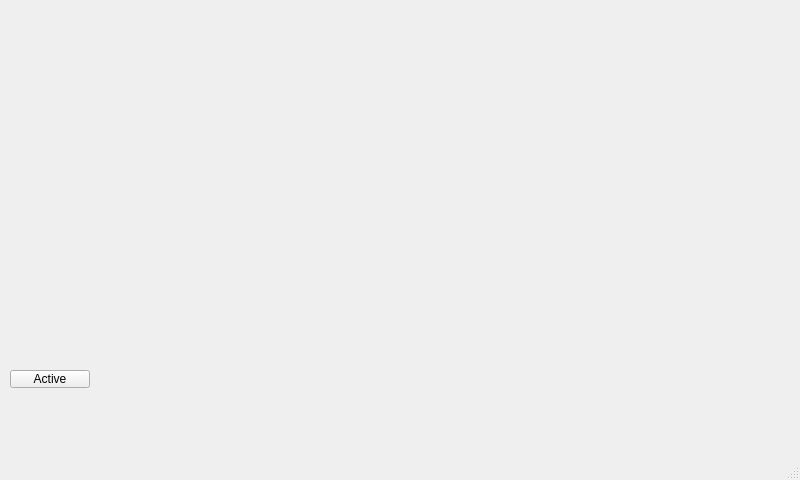
Above: mainwindow.ui from TSJim0711/ParkingManageSystem before the change. Below: the same form after it.
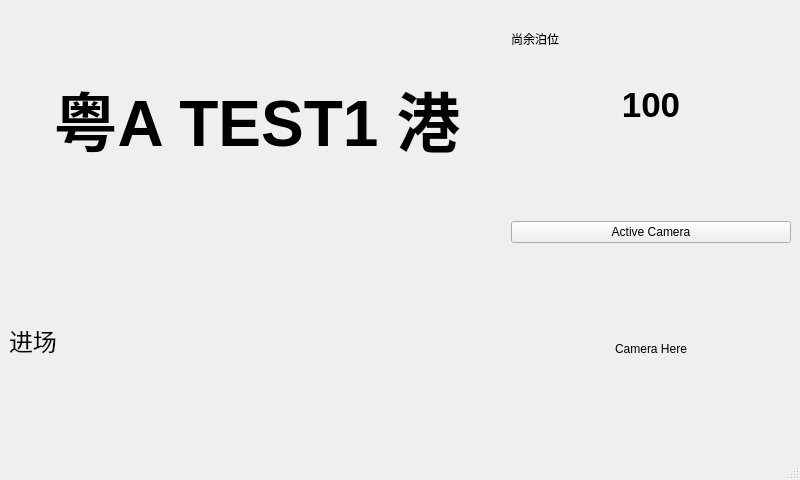
That is the form after the change.

Commit message:
Feat: Increase plate recognition stability via voting system
Held simple major voting with next 5 frame (or less), once license plate number detected been changed.

Live camera stream on screen again! It convert QVideoFrame->QImage->QPixmap and load to label.

```diff
--- a/mainwindow.ui
+++ b/mainwindow.ui
@@ -14,35 +14,125 @@
    <string>MainWindow</string>
   </property>
   <widget class="QWidget" name="centralwidget">
-   <widget class="QWidget" name="widget" native="true">
-    <property name="geometry">
-     <rect>
-      <x>10</x>
-      <y>0</y>
-      <width>671</width>
-      <height>361</height>
-     </rect>
-    </property>
-   </widget>
-   <widget class="QPushButton" name="btCameraToggle">
-    <property name="geometry">
-     <rect>
-      <x>10</x>
-      <y>370</y>
-      <width>80</width>
-      <height>18</height>
-     </rect>
-    </property>
-    <property name="maximumSize">
-     <size>
-      <width>100</width>
-      <height>16777215</height>
-     </size>
-    </property>
-    <property name="text">
-     <string>Active</string>
-    </property>
-   </widget>
+   <layout class="QHBoxLayout" name="horizontalLayout">
+    <item>
+     <layout class="QVBoxLayout" name="verticalLayout_3">
+      <item>
+       <widget class="QLabel" name="lbVehiPlateNumd">
+        <property name="font">
+         <font>
+          <pointsize>48</pointsize>
+          <bold>true</bold>
+         </font>
+        </property>
+        <property name="text">
+         <string>粤A TEST1 港</string>
+        </property>
+        <property name="alignment">
+         <set>Qt::AlignmentFlag::AlignCenter</set>
+        </property>
+       </widget>
+      </item>
+      <item>
+       <widget class="QLabel" name="lbVehiDir">
+        <property name="font">
+         <font>
+          <pointsize>18</pointsize>
+         </font>
+        </property>
+        <property name="text">
+         <string>进场</string>
+        </property>
+       </widget>
+      </item>
+     </layout>
+    </item>
+    <item>
+     <layout class="QVBoxLayout" name="verticalLayout_2">
+      <item>
+       <layout class="QVBoxLayout" name="verticalLayout">
+        <item>
+         <widget class="QLabel" name="lbParkingSpaceHint">
+          <property name="text">
+           <string>尚余泊位</string>
+          </property>
+         </widget>
+        </item>
+        <item>
+         <widget class="QLabel" name="lbParkingSpaceLeft">
+          <property name="font">
+           <font>
+            <pointsize>26</pointsize>
+            <bold>true</bold>
+           </font>
+          </property>
+          <property name="text">
+           <string>100</string>
+          </property>
+          <property name="alignment">
+           <set>Qt::AlignmentFlag::AlignCenter</set>
+          </property>
+         </widget>
+        </item>
+        <item>
+         <spacer name="verticalSpacer">
+          <property name="orientation">
+           <enum>Qt::Orientation::Vertical</enum>
+          </property>
+          <property name="sizeType">
+           <enum>QSizePolicy::Policy::Preferred</enum>
+          </property>
+          <property name="sizeHint" stdset="0">
+           <size>
+            <width>20</width>
+            <height>80</height>
+           </size>
+          </property>
+         </spacer>
+        </item>
+        <item>
+         <widget class="QPushButton" name="btCameraToggle">
+          <property name="maximumSize">
+           <size>
+            <width>16777215</width>
+            <height>16777215</height>
+           </size>
+          </property>
+          <property name="layoutDirection">
+           <enum>Qt::LayoutDirection::LeftToRight</enum>
+          </property>
+          <property name="text">
+           <string>Active Camera</string>
+          </property>
+         </widget>
+        </item>
+       </layout>
+      </item>
+      <item>
+       <widget class="QLabel" name="lbCamLive">
+        <property name="minimumSize">
+         <size>
+          <width>120</width>
+          <height>100</height>
+         </size>
+        </property>
+        <property name="maximumSize">
+         <size>
+          <width>280</width>
+          <height>200</height>
+         </size>
+        </property>
+        <property name="text">
+         <string>Camera Here</string>
+        </property>
+        <property name="alignment">
+         <set>Qt::AlignmentFlag::AlignCenter</set>
+        </property>
+       </widget>
+      </item>
+     </layout>
+    </item>
+   </layout>
   </widget>
   <widget class="QMenuBar" name="menubar">
    <property name="geometry">
```
The commit also changes 2 other files.
